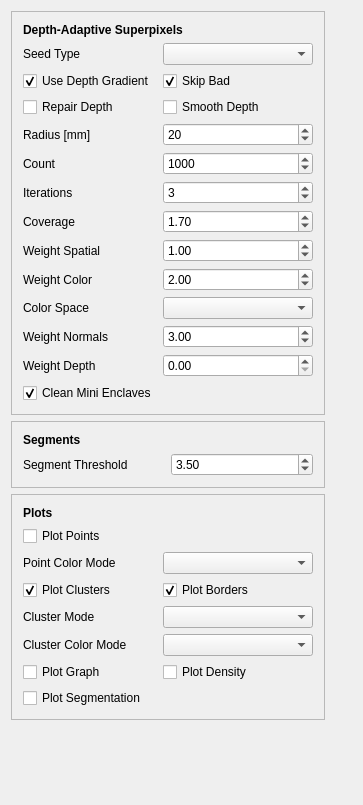
This is dasp_gui/WdgtSuperpixelParameters.ui in Danvil/dasp as Qt 5 draws it before an edit. The edited form follows.
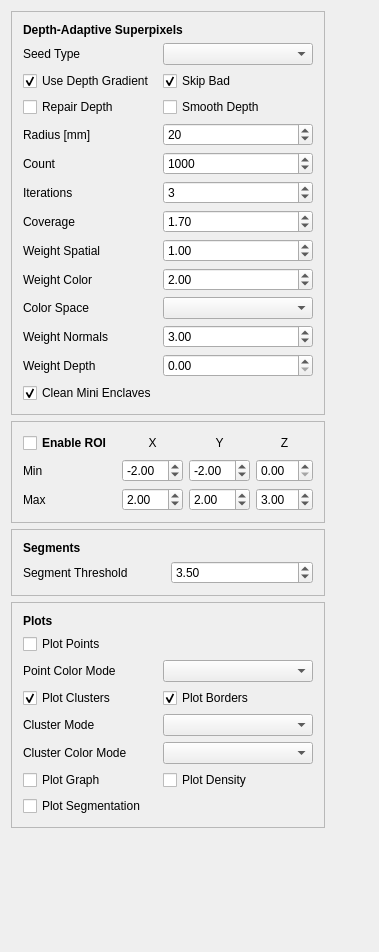
This is the edited form.

Commit message: Added clipping. Can set dasp parameters. Can change in dasp_gui.

The edit to the form file:
```diff
--- a/dasp_gui/WdgtSuperpixelParameters.ui
+++ b/dasp_gui/WdgtSuperpixelParameters.ui
@@ -6,8 +6,8 @@
    <rect>
     <x>0</x>
     <y>0</y>
-    <width>363</width>
-    <height>805</height>
+    <width>379</width>
+    <height>952</height>
    </rect>
   </property>
   <property name="windowTitle">
@@ -289,7 +289,7 @@
      </property>
     </spacer>
    </item>
-   <item row="2" column="0">
+   <item row="3" column="0">
     <widget class="QFrame" name="frame_4">
      <property name="frameShape">
       <enum>QFrame::StyledPanel</enum>
@@ -405,7 +405,7 @@
      </layout>
     </widget>
    </item>
-   <item row="11" column="0">
+   <item row="12" column="0">
     <spacer name="verticalSpacer">
      <property name="orientation">
       <enum>Qt::Vertical</enum>
@@ -418,7 +418,7 @@
      </property>
     </spacer>
    </item>
-   <item row="1" column="0">
+   <item row="2" column="0">
     <widget class="QFrame" name="frame_5">
      <property name="frameShape">
       <enum>QFrame::StyledPanel</enum>
@@ -460,6 +460,150 @@
      </layout>
     </widget>
    </item>
+   <item row="1" column="0">
+    <widget class="QFrame" name="frame_2">
+     <property name="frameShape">
+      <enum>QFrame::StyledPanel</enum>
+     </property>
+     <property name="frameShadow">
+      <enum>QFrame::Raised</enum>
+     </property>
+     <layout class="QGridLayout" name="gridLayout_3">
+      <item row="2" column="2">
+       <widget class="QDoubleSpinBox" name="doubleSpinBoxClipXMin">
+        <property name="minimum">
+         <double>-99.000000000000000</double>
+        </property>
+        <property name="singleStep">
+         <double>0.100000000000000</double>
+        </property>
+        <property name="value">
+         <double>-2.000000000000000</double>
+        </property>
+       </widget>
+      </item>
+      <item row="2" column="3">
+       <widget class="QDoubleSpinBox" name="doubleSpinBoxClipYMin">
+        <property name="minimum">
+         <double>-99.000000000000000</double>
+        </property>
+        <property name="singleStep">
+         <double>0.100000000000000</double>
+        </property>
+        <property name="value">
+         <double>-2.000000000000000</double>
+        </property>
+       </widget>
+      </item>
+      <item row="2" column="4">
+       <widget class="QDoubleSpinBox" name="doubleSpinBoxClipZMin">
+        <property name="maximum">
+         <double>99.000000000000000</double>
+        </property>
+        <property name="singleStep">
+         <double>0.100000000000000</double>
+        </property>
+        <property name="value">
+         <double>0.000000000000000</double>
+        </property>
+       </widget>
+      </item>
+      <item row="1" column="3">
+       <widget class="QLabel" name="label_13">
+        <property name="text">
+         <string>Y</string>
+        </property>
+        <property name="alignment">
+         <set>Qt::AlignCenter</set>
+        </property>
+       </widget>
+      </item>
+      <item row="3" column="0">
+       <widget class="QLabel" name="label_10">
+        <property name="text">
+         <string>Max</string>
+        </property>
+       </widget>
+      </item>
+      <item row="3" column="2">
+       <widget class="QDoubleSpinBox" name="doubleSpinBoxClipXMax">
+        <property name="minimum">
+         <double>-99.000000000000000</double>
+        </property>
+        <property name="singleStep">
+         <double>0.100000000000000</double>
+        </property>
+        <property name="value">
+         <double>2.000000000000000</double>
+        </property>
+       </widget>
+      </item>
+      <item row="3" column="3">
+       <widget class="QDoubleSpinBox" name="doubleSpinBoxClipYMax">
+        <property name="minimum">
+         <double>-99.000000000000000</double>
+        </property>
+        <property name="singleStep">
+         <double>0.100000000000000</double>
+        </property>
+        <property name="value">
+         <double>2.000000000000000</double>
+        </property>
+       </widget>
+      </item>
+      <item row="3" column="4">
+       <widget class="QDoubleSpinBox" name="doubleSpinBoxClipZMax">
+        <property name="singleStep">
+         <double>0.100000000000000</double>
+        </property>
+        <property name="value">
+         <double>3.000000000000000</double>
+        </property>
+       </widget>
+      </item>
+      <item row="2" column="0">
+       <widget class="QLabel" name="label_9">
+        <property name="text">
+         <string>Min</string>
+        </property>
+       </widget>
+      </item>
+      <item row="1" column="4">
+       <widget class="QLabel" name="label_14">
+        <property name="text">
+         <string>Z</string>
+        </property>
+        <property name="alignment">
+         <set>Qt::AlignCenter</set>
+        </property>
+       </widget>
+      </item>
+      <item row="1" column="2">
+       <widget class="QLabel" name="label_12">
+        <property name="text">
+         <string>X</string>
+        </property>
+        <property name="alignment">
+         <set>Qt::AlignCenter</set>
+        </property>
+       </widget>
+      </item>
+      <item row="1" column="0" colspan="2">
+       <widget class="QCheckBox" name="checkBoxClipEnable">
+        <property name="font">
+         <font>
+          <weight>75</weight>
+          <bold>true</bold>
+         </font>
+        </property>
+        <property name="text">
+         <string>Enable ROI</string>
+        </property>
+       </widget>
+      </item>
+     </layout>
+    </widget>
+   </item>
   </layout>
  </widget>
  <layoutdefault spacing="6" margin="11"/>
```
The commit also changes 4 other files.
